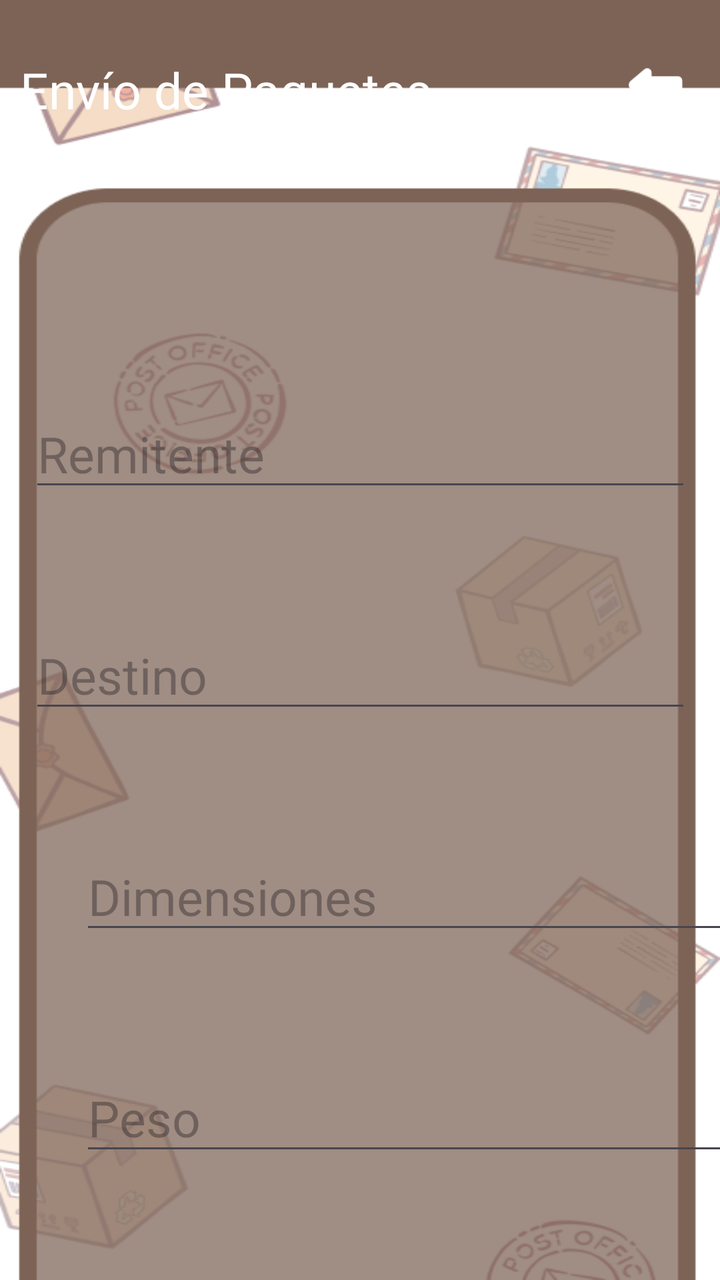
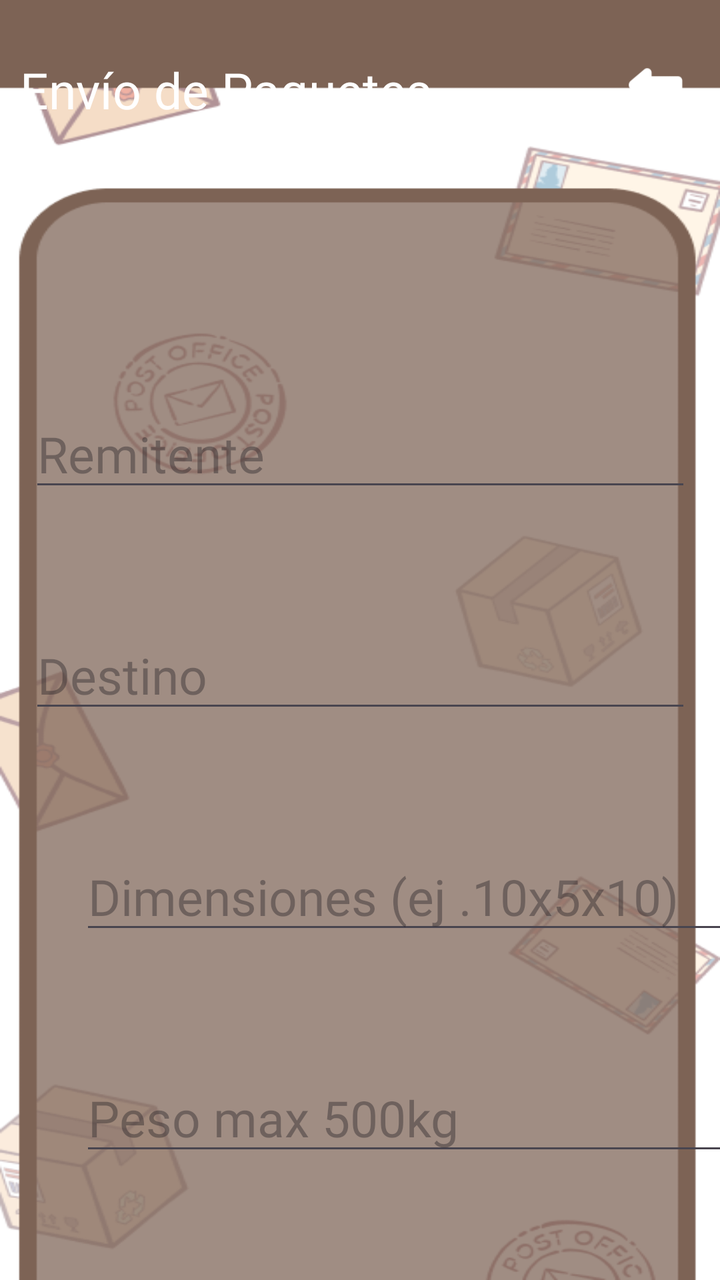

The first picture is an Android layout as it rendered before a commit; the second is the same layout after the commit. The layout source and the unified diff follow.
<!-- AndroidManifest.xml: application theme Theme.GestionEnvios -->
<!-- res/layout/activity_envio_paquetes_pantalla.xml -->
<?xml version="1.0" encoding="utf-8"?>
<androidx.constraintlayout.widget.ConstraintLayout xmlns:android="http://schemas.android.com/apk/res/android"
    xmlns:app="http://schemas.android.com/apk/res-auto"
    xmlns:tools="http://schemas.android.com/tools"
    android:id="@+id/main"
    android:layout_width="match_parent"
    android:layout_height="match_parent"
    tools:context=".EnvioPaquetesPantalla"
    android:background="@drawable/fondo3">



    <EditText
        android:id="@+id/tvRemitente"
        style="@style/EditTextsBase"
        android:inputType="text"
        android:hint="Remitente"
        android:layout_marginTop="200dp"
        app:layout_constraintEnd_toEndOf="parent"
        app:layout_constraintStart_toStartOf="parent"
        app:layout_constraintTop_toTopOf="parent" />

    <EditText
        android:id="@+id/tvDestino"
        style="@style/EditTextsBase.EditTexts"
        android:inputType="text"
        android:hint="Destino"
        app:layout_constraintEnd_toEndOf="parent"
        app:layout_constraintStart_toStartOf="parent"
        app:layout_constraintTop_toBottomOf="@+id/tvRemitente" />

    <EditText
        android:id="@+id/tvDimensiones"
        style="@style/EditTextsBase.EditTexts"
        android:inputType="number"
        android:hint="Dimensiones"
        app:layout_constraintStart_toStartOf="parent"
        android:layout_marginStart="40dp"
        app:layout_constraintTop_toBottomOf="@+id/tvDestino" />

    <EditText
        android:id="@+id/tvPeso"
        style="@style/EditTextsBase.EditTexts"
        android:inputType="numberDecimal"
        android:hint="Peso"
        android:layout_marginStart="40dp"
        app:layout_constraintStart_toStartOf="parent"
        app:layout_constraintTop_toBottomOf="@+id/tvDimensiones" />

    <CheckBox
        android:id="@+id/chbxAsegurado"
        android:layout_width="wrap_content"
        android:layout_height="wrap_content"
        android:text="Asegurado"
        android:layout_marginTop="50dp"
        android:layout_marginStart="50dp"
        android:textSize="20dp"
        android:textColor="@color/white"
        android:fontFamily="@font/titulo1"
        android:buttonTint="@color/white"
        app:layout_constraintStart_toStartOf="parent"
        app:layout_constraintTop_toBottomOf="@+id/tvPeso"/>

    <Button
        android:id="@+id/btnEnviar"
        style="@style/BotonBase.Enviar"
        app:layout_constraintStart_toStartOf="parent"
        app:layout_constraintTop_toBottomOf="@+id/chbxAsegurado" />

    <Button
        android:id="@+id/btnCancelar"
        style="@style/BotonBase.Cancelar"
        app:layout_constraintStart_toEndOf="@+id/btnEnviar"
        app:layout_constraintTop_toBottomOf="@+id/chbxAsegurado" />

    <ImageButton
        android:id="@+id/imageButton"
        style="@style/ImgAtras"
        android:onClick="onClickAtras"
        android:background="@android:color/transparent"/>

    <TextView
        android:id="@+id/tvTitulo"
        android:text="Envío de Paquetes"
        style="@style/TitulosPantallas"/>

</androidx.constraintlayout.widget.ConstraintLayout>
<!-- resources referenced by this layout -->
<resources>
  <color name="white">#FFFFFFFF</color>
  <!-- drawable fondo3: png bitmap (drawable, 56439 bytes) -->
  <style name="BotonBase.Cancelar">
          <item name="android:text">Cancelar</item>
      </style>
  <style name="BotonBase.Enviar">
          <item name="android:text">Enviar</item>
      </style>
  <style name="EditTextsBase">
          <item name="android:layout_width">331dp</item>
          <item name="android:layout_height">wrap_content</item>
          <item name="fontFamily">@font/titulo1</item>
          <item name="android:textSize">25sp</item>
          <item name="android:ems">10</item>
          <item name="android:layout_height">wrap_content</item>
          <item name="android:textColor">@color/white</item>
      </style>
  <style name="EditTextsBase.EditTexts">
          <item name="android:layout_marginTop">60dp</item>
      </style>
  <style name="ImgAtras">
          <item name="android:layout_width">35dp</item>
          <item name="android:layout_height">35dp</item>
          <item name="android:layout_marginTop">25dp</item>
          <item name="android:scaleType">fitCenter</item>
          <item name="android:layout_marginEnd">15dp</item>
          <item name="layout_constraintEnd_toEndOf">parent</item>
          <item name="layout_constraintTop_toTopOf">parent</item>
          <item name="srcCompat">@drawable/flechaa</item>
      </style>
  <style name="TitulosPantallas">
          <item name="android:layout_width">wrap_content</item>
          <item name="android:layout_height">wrap_content</item>
          <item name="android:layout_marginTop">28dp</item>
          <item name="fontFamily">@font/titulo2</item>
          <item name="android:textColor">@color/white</item>
          <item name="android:textSize">25dp</item>
          <item name="android:layout_marginStart">10dp</item>
          <item name="layout_constraintTop_toTopOf">parent</item>
          <item name="layout_constraintStart_toStartOf">parent</item>
      </style>
  <style name="Theme.GestionEnvios" parent="Base.Theme.GestionEnvios" />
  <!-- drawable flechaa: png bitmap (drawable, 597 bytes) -->
  <style name="Base.Theme.GestionEnvios" parent="Theme.Material3.DayNight.NoActionBar">
          
          
      </style>
</resources>

<!-- the commit's change to res/layout/activity_envio_paquetes_pantalla.xml (unified diff, before → after) -->
@@ -32,8 +32,8 @@
     <EditText
         android:id="@+id/tvDimensiones"
         style="@style/EditTextsBase.EditTexts"
-        android:inputType="number"
-        android:hint="Dimensiones"
+        android:inputType="text"
+        android:hint="Dimensiones (ej .10x5x10)"
         app:layout_constraintStart_toStartOf="parent"
         android:layout_marginStart="40dp"
         app:layout_constraintTop_toBottomOf="@+id/tvDestino" />
@@ -42,7 +42,8 @@
         android:id="@+id/tvPeso"
         style="@style/EditTextsBase.EditTexts"
         android:inputType="numberDecimal"
-        android:hint="Peso"
+        android:hint="Peso max 500kg"
+        android:maxLength="3"
         android:layout_marginStart="40dp"
         app:layout_constraintStart_toStartOf="parent"
         app:layout_constraintTop_toBottomOf="@+id/tvDimensiones" />
@@ -64,12 +65,14 @@
     <Button
         android:id="@+id/btnEnviar"
         style="@style/BotonBase.Enviar"
+        android:onClick="onClickEnviar"
         app:layout_constraintStart_toStartOf="parent"
         app:layout_constraintTop_toBottomOf="@+id/chbxAsegurado" />
 
     <Button
         android:id="@+id/btnCancelar"
         style="@style/BotonBase.Cancelar"
+        android:onClick="onClickCancelar"
         app:layout_constraintStart_toEndOf="@+id/btnEnviar"
         app:layout_constraintTop_toBottomOf="@+id/chbxAsegurado" />
 
<!-- resource entries referenced after the edit -->
@@ -14,7 +14,6 @@
           <item name="fontFamily">@font/titulo1</item>
           <item name="android:textSize">25sp</item>
           <item name="android:ems">10</item>
-          <item name="android:layout_height">wrap_content</item>
           <item name="android:textColor">@color/white</item>
       </style>
   <style name="EditTextsBase.EditTexts">
